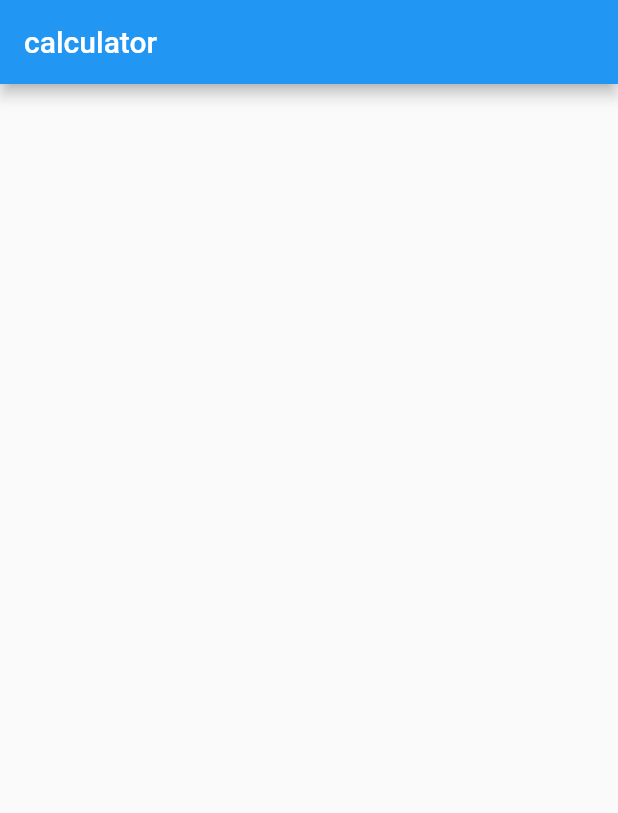
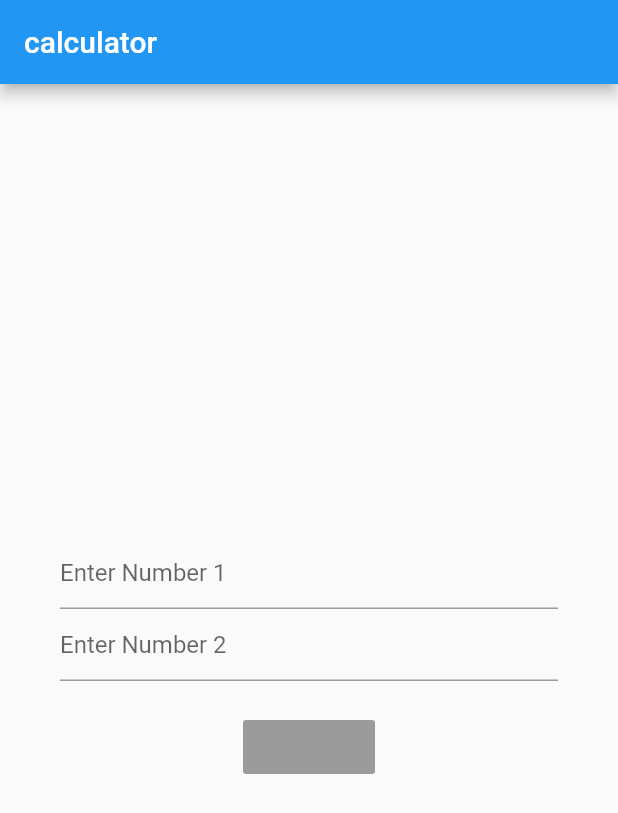
Before and after one commit to Obasphere/calculator-apk, a Flutter app: the screen it shows after launch, on a phone screen of 412 x 824 dp. Shown: the top 813 px of the screen. Run offline on Flutter 3.47's test engine with Material 2 defaults, Android fonts, the phone set to English and light mode, and no system bars.

Commit message:
TextField Alignment

```diff
--- a/lib/home_page.dart
+++ b/lib/home_page.dart
@@ -11,6 +11,38 @@ class HomePageState extends State<HomePage> {
     return new Scaffold(
       appBar: new AppBar(
         title: new Text("calculator"),
+      ),
+      body: new Container(
+        padding: const EdgeInsets.all(40.0),
+        child: new Column(
+          mainAxisAlignment: MainAxisAlignment.center,
+          children: <Widget>[
+            new TextField(
+              keyboardType: TextInputType.number,
+              decoration: new InputDecoration(
+                hintText: "Enter Number 1"
+              ),
+            ),
+            new TextField(
+              keyboardType: TextInputType.number,
+              decoration: new InputDecoration(
+                hintText: "Enter Number 2"
+              ),
+            ),
+            new Padding(
+              padding: const EdgeInsets.only(top: 20.0),
+            ),
+            new Row(
+              mainAxisAlignment: MainAxisAlignment.center,
+              children: <Widget>[
+                new RaisedButton(
+
+                )
+              ],
+            ),
+          ],
+        ),
+      ),
     );
   }
 }
```
